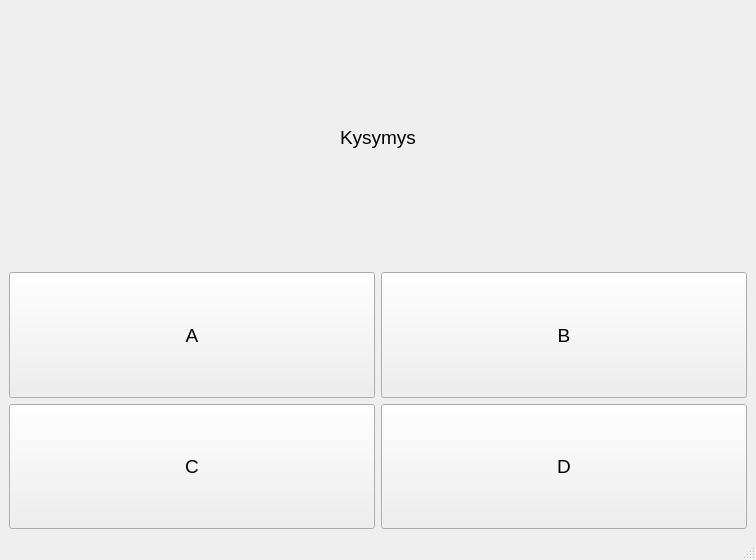
Above: quiz.ui from SergeiVasilyev/pysideprojekti before the change. Below: the same form after it.
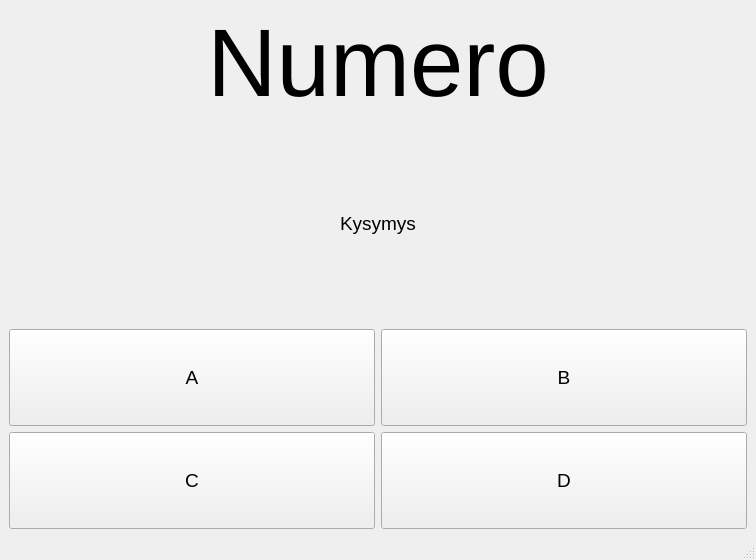
That is the form after the change.

Patch:
```diff
--- a/quiz.ui
+++ b/quiz.ui
@@ -15,6 +15,21 @@
   </property>
   <widget class="QWidget" name="centralwidget">
    <layout class="QVBoxLayout" name="verticalLayout">
+    <item>
+     <widget class="QLabel" name="nro_label">
+      <property name="font">
+       <font>
+        <pointsize>72</pointsize>
+       </font>
+      </property>
+      <property name="text">
+       <string>Numero</string>
+      </property>
+      <property name="alignment">
+       <set>Qt::AlignCenter</set>
+      </property>
+     </widget>
+    </item>
     <item>
      <layout class="QHBoxLayout" name="horizontalLayout">
       <item>
```
